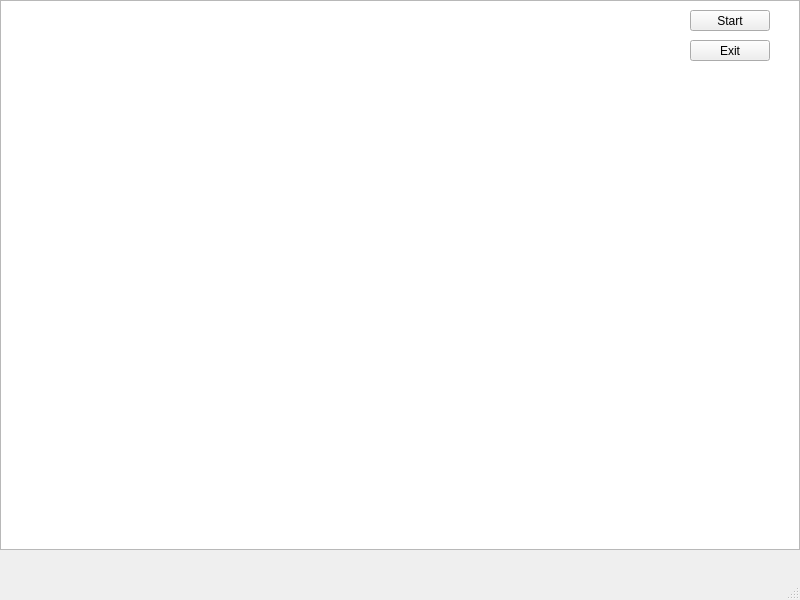
This is Codigo_Fuente/Proyecto_Final/gameworld.ui in MaverickST/Proyecto_Final as Qt 5 draws it before an edit. The edited form follows.
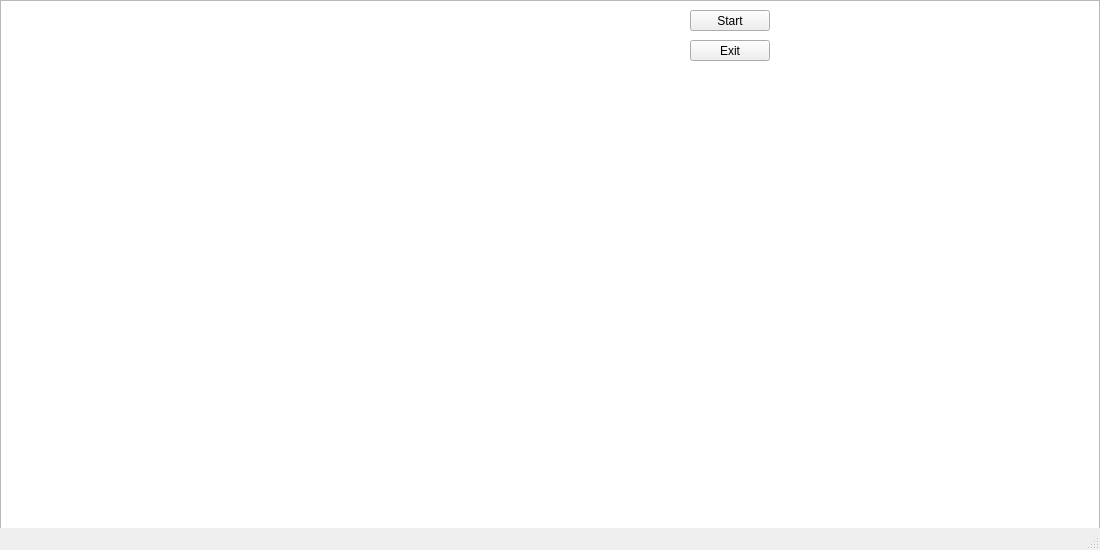
This is the edited form.

The edit to the form file:
```diff
--- a/Codigo_Fuente/Proyecto_Final/gameworld.ui
+++ b/Codigo_Fuente/Proyecto_Final/gameworld.ui
@@ -6,8 +6,8 @@
    <rect>
     <x>0</x>
     <y>0</y>
-    <width>800</width>
-    <height>600</height>
+    <width>1100</width>
+    <height>550</height>
    </rect>
   </property>
   <property name="windowTitle">
@@ -19,7 +19,7 @@
      <rect>
       <x>0</x>
       <y>0</y>
-      <width>800</width>
+      <width>1100</width>
       <height>550</height>
      </rect>
     </property>
```
Left out of the diff: 2 changed lines with no effect on the pictures.
